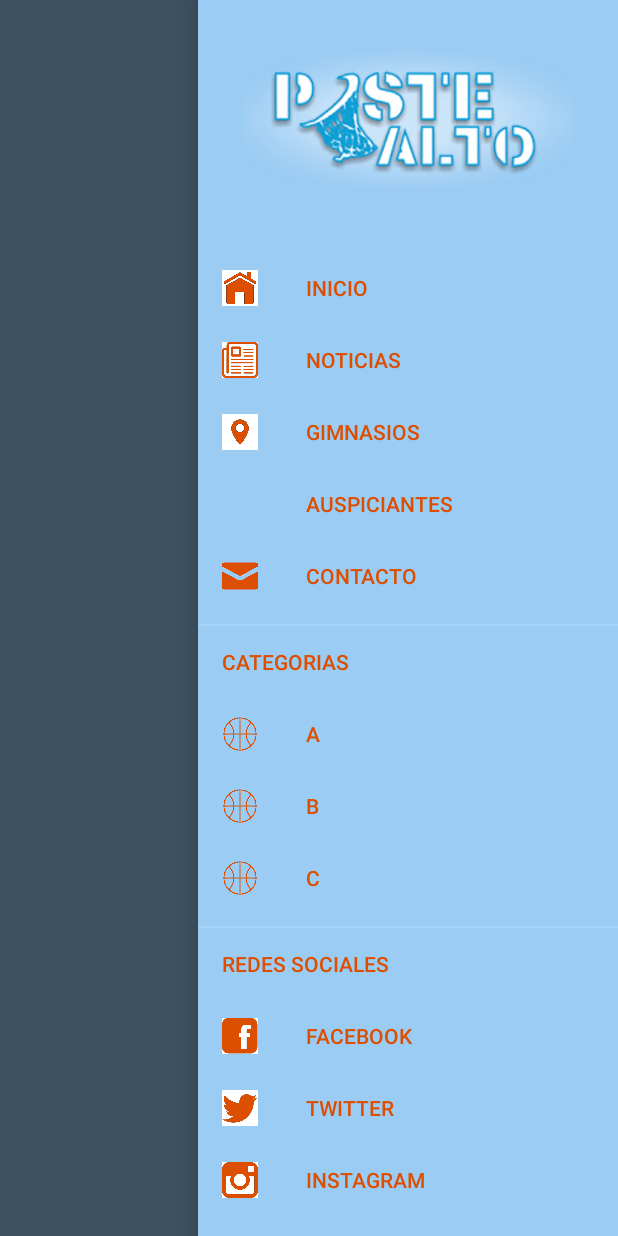
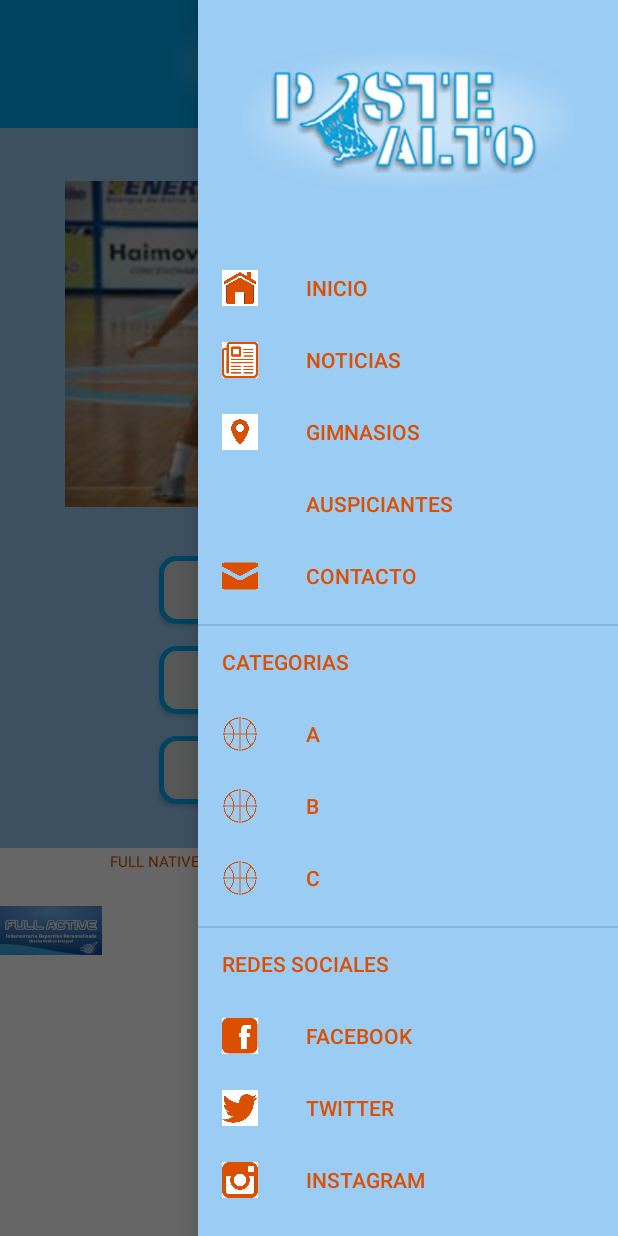
Before and after one commit to ferchuchus/PosteAlto, an Android app: the screen it shows after launch (MenuActivity before the commit, PrincipalActivity after it), with the side drawer open, on a phone screen of 412 x 824 dp. Run offline under Robolectric (Android 15) with nearby library versions, the phone set to English and light mode, and no system bars.

Commit message:
Anda bien! En futuro ver botón atrás!

```diff
--- a/app/src/main/AndroidManifest.xml
+++ b/app/src/main/AndroidManifest.xml
@@ -11,7 +11,7 @@
         android:label="@string/app_name"
         android:roundIcon="@mipmap/ic_pelota"
         android:supportsRtl="true"
-        android:theme="@style/Theme.AppCompat.NoActionBar">
+        android:theme="@style/AppTheme">
         <activity
             android:name=".SplashActivity"
             android:configChanges="orientation|keyboardHidden|screenSize"
@@ -23,7 +23,7 @@
                 <category android:name="android.intent.category.LAUNCHER" />
             </intent-filter>
         </activity>
-        <activity android:name=".MenuActivity" />
+        <activity android:name=".PrincipalActivity" />
 
         <meta-data
             android:name="com.google.android.actions"
--- a/app/src/main/java/ar2018/TPFinal/posteAlto/MenuActivity.java
+++ /dev/null
@@ -1,144 +0,0 @@
-package ar2018.TPFinal.posteAlto;
-
-import android.content.Intent;
-import android.support.design.widget.NavigationView;
-import android.support.v4.app.Fragment;
-import android.support.v4.app.FragmentManager;
-import android.support.v4.content.ContextCompat;
-import android.support.v4.widget.DrawerLayout;
-import android.support.v7.app.AppCompatActivity;
-import android.os.Bundle;
-import android.support.v7.widget.Toolbar;
-import android.text.SpannableString;
-import android.text.style.ForegroundColorSpan;
-import android.view.MenuItem;
-import android.view.View;
-import android.widget.Button;
-
-public class MenuActivity extends AppCompatActivity implements FragmentManager.OnBackStackChangedListener {
-    private DrawerLayout drawerLayout;
-    private NavigationView navView;
-    private Button btnCatA;
-
-
-    @Override
-    protected void onCreate(Bundle savedInstanceState) {
-        super.onCreate(savedInstanceState);
-        setContentView(R.layout.activity_menu);
-        getSupportFragmentManager().addOnBackStackChangedListener(this);
-        //btnCatA = (Button) findViewById(R.id.btnCatA);
-
-        drawerLayout = (DrawerLayout) findViewById(R.id.drawer_layout);
-        navView = (NavigationView) findViewById(R.id.navview);
-        navView.setItemIconTintList(null);
-        modificarAspecto();
-        shouldDisplayHomeUp();
-
-
-     /*   btnCatA.setOnClickListener(new View.OnClickListener() {
-            @Override
-            public void onClick(View v) {
-                String tag = "categoriaA";
-                Fragment fragment = getSupportFragmentManager().findFragmentByTag(tag);
-                if (fragment == null) {
-                    fragment = new VerCategoriaFragment();
-                }
-                getSupportFragmentManager()
-                        .beginTransaction()
-                        .replace(R.id.contenido, fragment, tag)
-                        .addToBackStack(null)
-                        .show(fragment)
-                        .commit();
-            }
-        });
-*/
-        navView.setNavigationItemSelectedListener(
-                new NavigationView.OnNavigationItemSelectedListener() {
-                    @Override
-                    public boolean onNavigationItemSelected(MenuItem menuItem) {
-                        boolean fragmentTransaction = false;
-                        Fragment fragment = null;
-                        String tag = "";
-                        switch (menuItem.getItemId()) {
-                            case R.id.optInicio:
-                                Intent i = new Intent(getBaseContext(), MenuActivity.class);
-                                startActivity(i);
-                                break;
-                            case R.id.opCatA:
-                                tag = "categoriaA";
-                                fragment = getSupportFragmentManager().findFragmentByTag(tag);
-                                if (fragment == null) {
-                                    fragment = new VerCategoriaFragment();
-                                }
-                                fragmentTransaction = true;
-                                break;
-                                 /*   case R.id.optGym:
-                                        tag = "gimnasios";
-                                        fragment = getSupportFragmentManager().findFragmentByTag(tag);
-                                        if (fragment == null) {
-                                            fragment = new MapaFragment();
-                                            Bundle bundle = new Bundle();
-                                            bundle.putInt("mapas", 1);
-                                            fragment.setArguments(bundle);
-                                            ((MapaFragment) fragment).setListener(MenuActivity.this);
-                                        }
-                                        fragmentTransaction = true;
-                                        break;*/
-                        }
-                        if (fragmentTransaction) {
-                            getSupportFragmentManager()
-                                    .beginTransaction()
-                                    .replace(R.id.contenido, fragment, tag)
-                                    .addToBackStack(null)
-                                    .show(fragment)
-                                    .commit();
-
-                            menuItem.setChecked(true);
-
-//                            getSupportActionBar().setTitle(menuItem.getTitle());
-                        }
-                        drawerLayout.closeDrawers();
-                        return true;
-                    }
-                });
-
-
-    }
-
-    @Override
-    public void onBackStackChanged() {
-        shouldDisplayHomeUp();
-    }
-
-    public void shouldDisplayHomeUp() {
-//        getSupportActionBar().setDisplayHomeAsUpEnabled(false);
-        // getSupportActionBar().setHomeAsUpIndicator(R.drawable.ic_menu);
-    }
-
-    @Override
-    public boolean onOptionsItemSelected(MenuItem item) {
-        /*switch (item.getItemId()) {
-            case R.id.homeAsUp:
-                drawerLayout.openDrawer(GravityCompat.START);
-                return true;
-        }*/
-        return super.onOptionsItemSelected(item);
-    }
-
-    private void modificarAspecto() {
-        Toolbar toolbar = findViewById(R.id.toolbar);
-        setSupportActionBar(toolbar);
-
-        MenuItem tools1 = navView.getMenu().findItem(R.id.opCat);
-        SpannableString spanString1 = new SpannableString(tools1.getTitle());
-        spanString1.setSpan(new ForegroundColorSpan(ContextCompat.getColor(this,
-                R.color.letras_y_titulos)), 0, spanString1.length(), 0);
-        tools1.setTitle(spanString1);
-
-        MenuItem tools2 = navView.getMenu().findItem(R.id.optRedesSociales);
-        SpannableString spanString2 = new SpannableString(tools2.getTitle());
-        spanString2.setSpan(new ForegroundColorSpan(ContextCompat.getColor(this,
-                R.color.letras_y_titulos)), 0, spanString2.length(), 0);
-        tools2.setTitle(spanString2);
-    }
-}
--- /dev/null
+++ b/app/src/main/java/ar2018/TPFinal/posteAlto/MenuFragment.java
@@ -0,0 +1,77 @@
+package ar2018.TPFinal.posteAlto;
+
+
+import android.content.Context;
+import android.os.Bundle;
+import android.support.v4.app.Fragment;
+import android.util.Log;
+import android.view.LayoutInflater;
+import android.view.View;
+import android.view.ViewGroup;
+import android.widget.Button;
+
+
+/**
+ * A simple {@link Fragment} subclass.
+ */
+public class MenuFragment extends Fragment {
+    private Button btnCatA;
+    private Button btnCatB;
+    private Button btnCatC;
+    private OnVerCategoriaListener listener;
+
+    public MenuFragment() {
+        // Required empty public constructor
+    }
+
+    public interface OnVerCategoriaListener {
+        void mostrarCategoria(String cat);
+    }
+
+    public void setListener(OnVerCategoriaListener listener) {
+        this.listener = listener;
+    }
+
+
+    @Override
+    public View onCreateView(LayoutInflater inflater, ViewGroup container,
+                             Bundle savedInstanceState) {
+        View v = inflater.inflate(R.layout.fragment_menu, container, false);
+        btnCatA = (Button) v.findViewById(R.id.btnCatA);
+        btnCatB = (Button) v.findViewById(R.id.btnCatB);
+        btnCatC = (Button) v.findViewById(R.id.btnCatC);
+        btnCatA.setOnClickListener(new View.OnClickListener() {
+            @Override
+            public void onClick(View v) {
+                String cat="A";
+                listener.mostrarCategoria(cat);
+            }
+        });
+        btnCatB.setOnClickListener(new View.OnClickListener() {
+            @Override
+            public void onClick(View v) {
+                listener.mostrarCategoria("B");
+            }
+        });
+        btnCatC.setOnClickListener(new View.OnClickListener() {
+            @Override
+            public void onClick(View v) {
+                listener.mostrarCategoria("C");
+            }
+        });
+
+        return v;
+    }
+
+    @Override
+    public void onAttach(Context context) {
+        super.onAttach(context);
+        try{
+            listener = (OnVerCategoriaListener) context;
+        }
+        catch (Exception e){
+            Log.v("test", "Error, no se ha podido llevar a cabo la comunicación");
+        }
+    }
+
+}
--- /dev/null
+++ b/app/src/main/java/ar2018/TPFinal/posteAlto/PrincipalActivity.java
@@ -0,0 +1,192 @@
+package ar2018.TPFinal.posteAlto;
+
+import android.support.design.widget.NavigationView;
+import android.support.v4.app.Fragment;
+import android.support.v4.app.FragmentManager;
+import android.support.v4.content.ContextCompat;
+import android.support.v4.widget.DrawerLayout;
+import android.support.v7.app.ActionBar;
+import android.support.v7.app.AppCompatActivity;
+import android.os.Bundle;
+import android.support.v7.widget.Toolbar;
+import android.text.SpannableString;
+import android.text.style.ForegroundColorSpan;
+import android.util.Log;
+import android.view.MenuItem;
+
+public class PrincipalActivity extends AppCompatActivity implements FragmentManager.OnBackStackChangedListener,
+        MenuFragment.OnVerCategoriaListener {
+    private DrawerLayout drawerLayout;
+    private NavigationView navView;
+    //private Toolbar toolbar;
+
+    @Override
+    protected void onCreate(Bundle savedInstanceState) {
+        super.onCreate(savedInstanceState);
+        setContentView(R.layout.activity_principal);
+        getSupportFragmentManager().addOnBackStackChangedListener(this);
+        shouldDisplayHomeUp();
+        drawerLayout = (DrawerLayout) findViewById(R.id.drawer_layout);
+        navView = (NavigationView) findViewById(R.id.navview);
+        navView.setItemIconTintList(null);
+        modificarAspecto();
+        contenidoPpalMenu();
+
+
+        navView.setNavigationItemSelectedListener(
+                new NavigationView.OnNavigationItemSelectedListener() {
+                    @Override
+                    public boolean onNavigationItemSelected(MenuItem menuItem) {
+                        boolean fragmentTransaction = false;
+                        Fragment fragment = null;
+                        String tag = "";
+                        switch (menuItem.getItemId()) {
+                            case R.id.optInicio:
+                                tag = "menu";
+                                fragment = getSupportFragmentManager().findFragmentByTag(tag);
+                                if (fragment == null) {
+                                    fragment = new MenuFragment();
+                                }
+                                fragmentTransaction = true;
+
+                                break;
+                            case R.id.opCatA:
+                                tag = "categoria";
+                                fragment = getSupportFragmentManager().findFragmentByTag(tag);
+                                if (fragment == null) {
+                                    fragment = new VerCategoriaFragment();
+                                    Bundle bundle = new Bundle();
+                                    bundle.putString("MostarCategoria", "C");
+                                    fragment.setArguments(bundle);
+                                }
+                                fragmentTransaction = true;
+                                break;
+                            case R.id.opCatB:
+                                tag = "categoria";
+                                fragment = getSupportFragmentManager().findFragmentByTag(tag);
+                                if (fragment == null) {
+                                    fragment = new VerCategoriaFragment();
+                                    Bundle bundle = new Bundle();
+                                    bundle.putString("MostarCategoria", "B");
+                                    fragment.setArguments(bundle);
+                                }
+                                fragmentTransaction = true;
+                                break;
+                            case R.id.opCatC:
+                                tag = "categoria";
+                                fragment = getSupportFragmentManager().findFragmentByTag(tag);
+                                if (fragment == null) {
+                                    fragment = new VerCategoriaFragment();
+                                    Bundle bundle = new Bundle();
+                                    bundle.putString("MostarCategoria", "C");
+                                    fragment.setArguments(bundle);
+                                }
+                                fragmentTransaction = true;
+                                break;
+                                 /*   case R.id.optGym:
+                                        tag = "gimnasios";
+                                        fragment = getSupportFragmentManager().findFragmentByTag(tag);
+                                        if (fragment == null) {
+                                            fragment = new MapaFragment();
+                                            Bundle bundle = new Bundle();
+                                            bundle.putInt("mapas", 1);
+                                            fragment.setArguments(bundle);
+                                            ((MapaFragment) fragment).setListener(PrincipalActivity.this);
+                                        }
+                                        fragmentTransaction = true;
+                                        break;*/
+                        }
+                        if (fragmentTransaction) {
+                            getSupportFragmentManager()
+                                    .beginTransaction()
+                                    .replace(R.id.contenido, fragment, tag)
+                                    .addToBackStack(null)
+                                    .show(fragment)
+                                    .commit();
+
+                            menuItem.setChecked(true);
+                        }
+                        drawerLayout.closeDrawers();
+                        return true;
+                    }
+                });
+
+
+    }
+
+    private void contenidoPpalMenu() {
+        String tag = "menu";
+        Fragment fragment = getSupportFragmentManager().findFragmentByTag(tag);
+        if (fragment == null) {
+            fragment = new MenuFragment();
+        }
+        getSupportFragmentManager()
+                .beginTransaction()
+                .add(R.id.contenido, fragment, tag)
+                .addToBackStack(null)
+                .show(fragment)
+                .commit();
+    }
+
+    private void modificarAspecto() {
+        Toolbar toolbar = findViewById(R.id.toolbar);
+        setSupportActionBar(toolbar);
+
+        MenuItem tools1 = navView.getMenu().findItem(R.id.opCat);
+        SpannableString spanString1 = new SpannableString(tools1.getTitle());
+        spanString1.setSpan(new ForegroundColorSpan(ContextCompat.getColor(this,
+                R.color.letras_y_titulos)), 0, spanString1.length(), 0);
+        tools1.setTitle(spanString1);
+
+        MenuItem tools2 = navView.getMenu().findItem(R.id.optRedesSociales);
+        SpannableString spanString2 = new SpannableString(tools2.getTitle());
+        spanString2.setSpan(new ForegroundColorSpan(ContextCompat.getColor(this,
+                R.color.letras_y_titulos)), 0, spanString2.length(), 0);
+        tools2.setTitle(spanString2);
+    }
+
+    @Override
+    public void onBackStackChanged() {
+        shouldDisplayHomeUp();
+    }
+
+    public void shouldDisplayHomeUp() {
+        boolean canback = getSupportFragmentManager().getBackStackEntryCount() > 0;
+       // getSupportActionBar().setDisplayHomeAsUpEnabled(canback);
+        ActionBar actionBar= getSupportActionBar();
+        Log.d("ACTION BAR", "ab="+actionBar);
+        if(getSupportActionBar()!=null) getSupportActionBar().setDisplayHomeAsUpEnabled(true);
+    }
+
+    @Override
+    public boolean onSupportNavigateUp() {
+        onBackPressed();
+        return true;
+    }
+
+    @Override
+    public boolean onOptionsItemSelected(MenuItem item) {
+        switch (item.getItemId()) {
+            case android.R.id.home:
+                super.onBackPressed();
+                return true;
+        }
+        return super.onOptionsItemSelected(item);
+    }
+
+    @Override
+    public void mostrarCategoria(String cat) {
+        String tag = "categoria";
+        Fragment fragment = getSupportFragmentManager().findFragmentByTag(tag);
+        if (fragment == null) {
+            fragment = new VerCategoriaFragment();
+        }
+        Bundle bundle = new Bundle();
+        bundle.putString("MostarCategoria", cat);
+        fragment.setArguments(bundle);
+        getSupportFragmentManager()
+                .beginTransaction()
+                .replace(R.id.contenido, fragment)
+                .commit();
+    }
+}
--- a/app/src/main/java/ar2018/TPFinal/posteAlto/SplashActivity.java
+++ b/app/src/main/java/ar2018/TPFinal/posteAlto/SplashActivity.java
@@ -17,7 +17,7 @@ public class SplashActivity extends AppCompatActivity {
 
         new Handler().postDelayed(new Runnable(){
             public void run(){
-                Intent intent = new Intent(SplashActivity.this, MenuActivity.class);
+                Intent intent = new Intent(SplashActivity.this, PrincipalActivity.class);
                 startActivity(intent);
                 finish();
             }
--- /dev/null
+++ b/app/src/main/res/layout/activity_principal.xml
@@ -0,0 +1,35 @@
+<android.support.v4.widget.DrawerLayout xmlns:android="http://schemas.android.com/apk/res/android"
+    xmlns:app="http://schemas.android.com/apk/res-auto"
+    xmlns:tools="http://schemas.android.com/tools"
+    android:id="@+id/drawer_layout"
+    android:layout_width="match_parent"
+    android:layout_height="match_parent"
+    android:background="@color/fondo_celeste"
+    android:fitsSystemWindows="true"
+    tools:context=".PrincipalActivity">
+
+    <FrameLayout
+        android:id="@+id/contenido"
+        android:layout_width="match_parent"
+        android:layout_height="wrap_content"
+        ></FrameLayout>
+
+     <!-- Layout del menú lateral (Navigation View) -->
+    <android.support.design.widget.NavigationView
+        android:id="@+id/navview"
+        android:layout_width="wrap_content"
+        android:layout_height="match_parent"
+        android:layout_gravity="right"
+        android:background="@color/fondo_celeste"
+        android:fitsSystemWindows="true"
+        android:scrollbarAlwaysDrawHorizontalTrack="true"
+        android:touchscreenBlocksFocus="false"
+        app:headerLayout="@layout/menu_encabezado"
+        app:itemIconTint="@color/letras_y_titulos"
+        app:itemTextAppearance="@color/letras_y_titulos"
+        app:itemTextColor="@color/letras_y_titulos"
+        app:menu="@menu/menu_opciones">
+
+    </android.support.design.widget.NavigationView>
+
+</android.support.v4.widget.DrawerLayout>
--- a/app/src/main/res/layout/activity_menu.xml
+++ b/app/src/main/res/layout/fragment_menu.xml
@@ -1,19 +1,12 @@
-<android.support.v4.widget.DrawerLayout xmlns:android="http://schemas.android.com/apk/res/android"
-    xmlns:app="http://schemas.android.com/apk/res-auto"
+<?xml version="1.0" encoding="utf-8"?>
+<FrameLayout xmlns:android="http://schemas.android.com/apk/res/android"
     xmlns:tools="http://schemas.android.com/tools"
-    android:id="@+id/drawer_layout"
     android:layout_width="match_parent"
     android:layout_height="match_parent"
-    android:background="@color/fondo_celeste"
-    android:fitsSystemWindows="true"
-    tools:context=".MenuActivity">
+    tools:context=".MenuFragment">
 
-    <FrameLayout
-        android:id="@+id/contenido"
-        android:layout_width="match_parent"
-        android:layout_height="match_parent"></FrameLayout>
+    <!-- Toolbar personalizada -->
 
-    <!-- Layout real de la actividad -
     <LinearLayout xmlns:android="http://schemas.android.com/apk/res/android"
         xmlns:app="http://schemas.android.com/apk/res-auto"
         xmlns:tools="http://schemas.android.com/tools"
@@ -22,14 +15,13 @@
         android:layout_height="match_parent"
         android:background="@color/fondo_celeste"
         android:orientation="vertical"
-        tools:context=".MenuActivity">
+        tools:context=".PrincipalActivity">
 
-        <!- Toolbar personalizada -
+       <!-- Contenido -->
         <include
             android:id="@+id/toolbar"
             layout="@layout/toolbar" />
 
-        <!- Actividad -
         <LinearLayout
             android:layout_width="match_parent"
             android:layout_height="480dp"
@@ -57,7 +49,7 @@
                 android:textStyle="bold" />
 
             <Button
-                android:id="@+id/button2"
+                android:id="@+id/btnCatB"
                 android:layout_width="200dp"
                 android:layout_height="45dp"
                 android:layout_gravity="center"
@@ -69,7 +61,7 @@
                 android:textStyle="bold" />
 
             <Button
-                android:id="@+id/button3"
+                android:id="@+id/btnCatC"
                 android:layout_width="200dp"
                 android:layout_height="45dp"
                 android:layout_gravity="center"
@@ -106,24 +98,6 @@
                 android:textSize="10sp" />
         </LinearLayout>
 
-    </LinearLayout> -->
+    </LinearLayout>
 
-    <!-- Layout del menú lateral (Navigation View) -->
-    <android.support.design.widget.NavigationView
-        android:id="@+id/navview"
-        android:layout_width="wrap_content"
-        android:layout_height="match_parent"
-        android:layout_gravity="right"
-        android:background="@color/fondo_celeste"
-        android:fitsSystemWindows="true"
-        android:scrollbarAlwaysDrawHorizontalTrack="true"
-        android:touchscreenBlocksFocus="false"
-        app:headerLayout="@layout/menu_encabezado"
-        app:itemIconTint="@color/letras_y_titulos"
-        app:itemTextAppearance="@color/letras_y_titulos"
-        app:itemTextColor="@color/letras_y_titulos"
-        app:menu="@menu/menu_opciones">
-
-    </android.support.design.widget.NavigationView>
-
-</android.support.v4.widget.DrawerLayout>
+</FrameLayout>
```
Also changed, not shown: app/src/main/java/ar2018/TPFinal/posteAlto/VerCategoriaFragment.java (+17 -22 lines), app/src/main/res/layout/fragment_ver_categoria.xml (+8 -13 lines), app/src/main/res/layout/toolbar.xml (+1 -6 lines).
